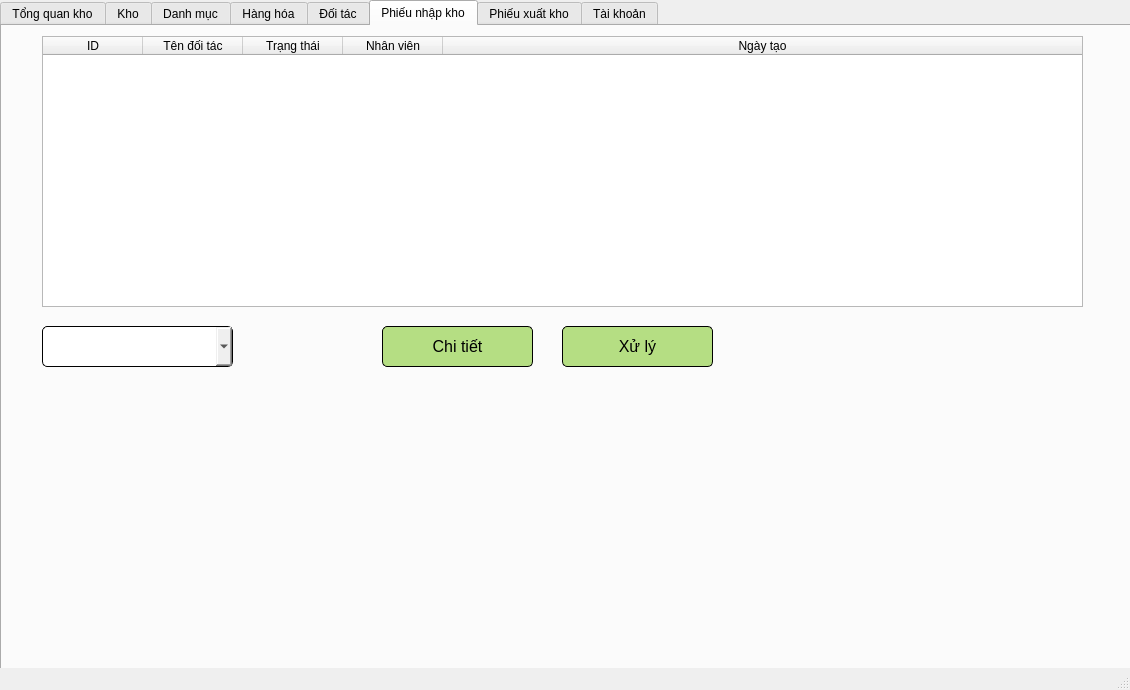
Old version of the form ui/dashboard.ui in the repository devtrungk3/warehouse_app.
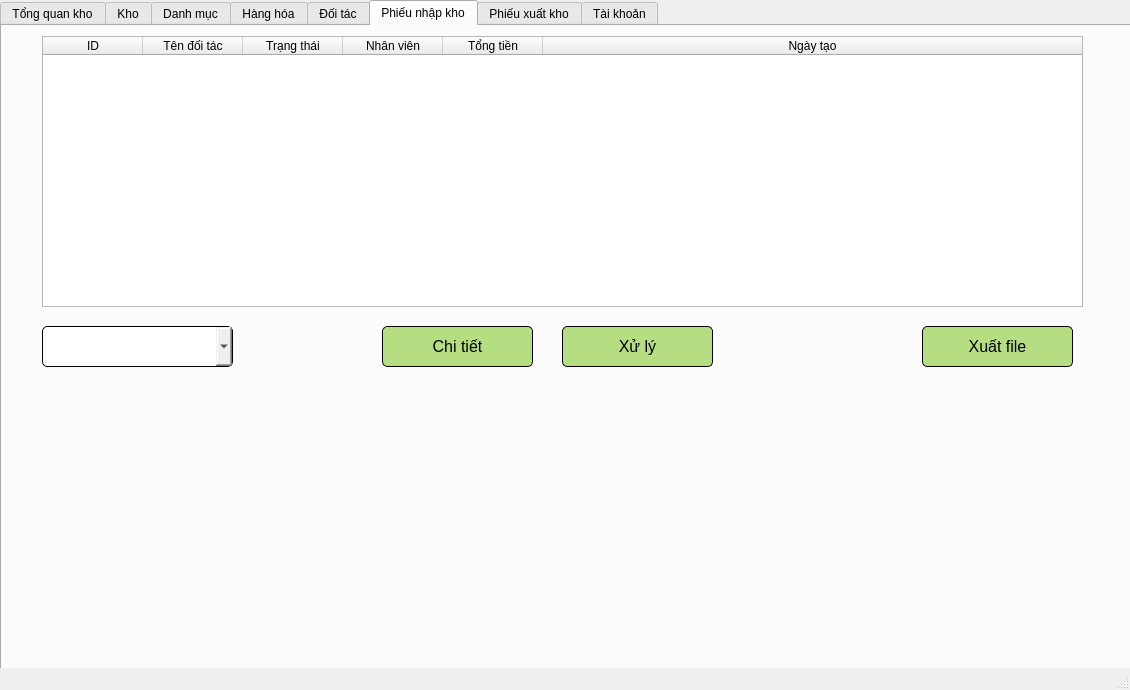
New version of the form. The open tabs and pages were chosen to show the change.

Patch:
```diff
--- a/ui/dashboard.ui
+++ b/ui/dashboard.ui
@@ -627,6 +627,11 @@
         <string>Nhân viên</string>
        </property>
       </column>
+      <column>
+       <property name="text">
+        <string>Tổng tiền</string>
+       </property>
+      </column>
       <column>
        <property name="text">
         <string>Ngày tạo</string>
@@ -697,6 +702,27 @@
        <bool>true</bool>
       </property>
      </widget>
+     <widget class="QPushButton" name="excel_im_btn">
+      <property name="geometry">
+       <rect>
+        <x>920</x>
+        <y>300</y>
+        <width>151</width>
+        <height>41</height>
+       </rect>
+      </property>
+      <property name="styleSheet">
+       <string notr="true">QPushButton {
+	background: #b5de83;
+	border-radius: 5px;
+	border: 1px solid #000000;
+	font-size: 16px
+}</string>
+      </property>
+      <property name="text">
+       <string>Xuất file</string>
+      </property>
+     </widget>
     </widget>
     <widget class="QWidget" name="export_tab">
      <attribute name="title">
```
Left out of the diff: 65 changed lines with no effect on the pictures.
